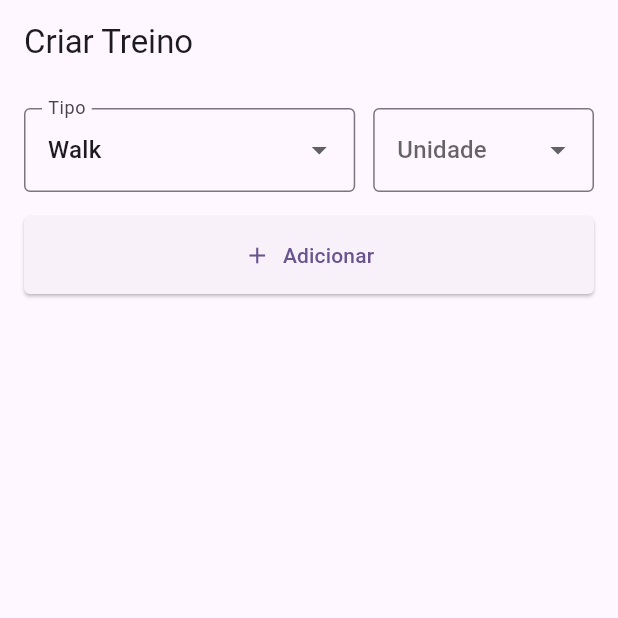
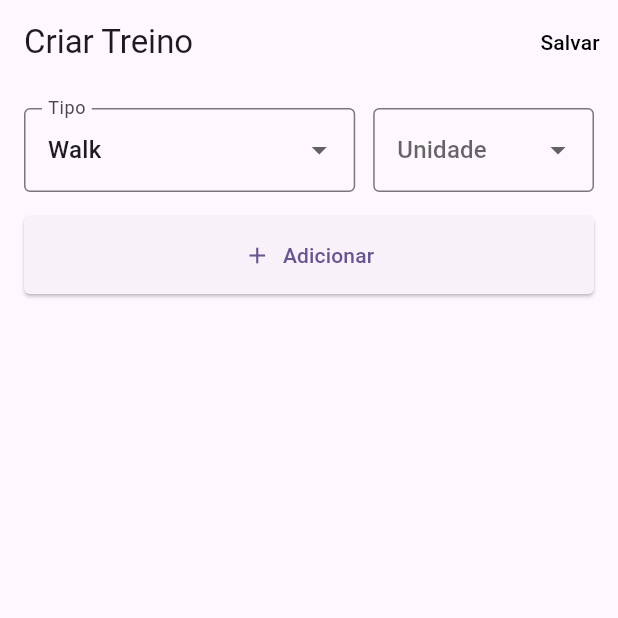
Before and after one commit to RodolfoBR93/pace_blocks, a Flutter app: the screen it shows after launch, on a phone screen of 412 x 824 dp, the top half of it. Run offline on Flutter 3.47's test engine with Material 3 defaults, Android fonts, the phone set to English and light mode, and no system bars; our stand-ins replace sqflite; accounts and stored records are empty.

Commit message:
feat: implement the save button on the workout creation screen

```diff
--- a/lib/screens/create_workout/create_workout_screen.dart
+++ b/lib/screens/create_workout/create_workout_screen.dart
@@ -64,7 +64,16 @@ class _CreateWorkoutState extends State<CreateWorkout> {
   @override
   Widget build(BuildContext context) {
     return Scaffold(
-      appBar: AppBar(title: const Text('Criar Treino')),
+      appBar: AppBar(title: const Text('Criar Treino'),
+        actions: [
+          TextButton(
+            onPressed: () {
+              Navigator.pop(context, _workouts);
+            },
+            child: const Text('Salvar', style: TextStyle(color: Colors.black)),
+          ),
+        ],
+      ),
       body: SafeArea(
         child: Padding(
           padding: const EdgeInsets.symmetric(horizontal: 16),
```
